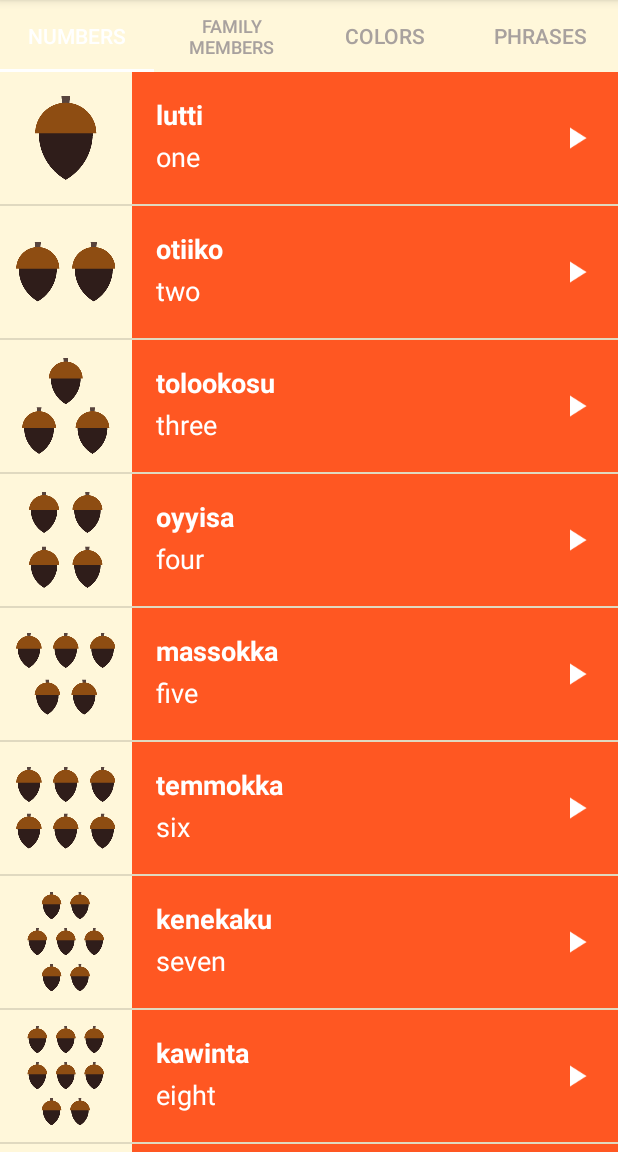
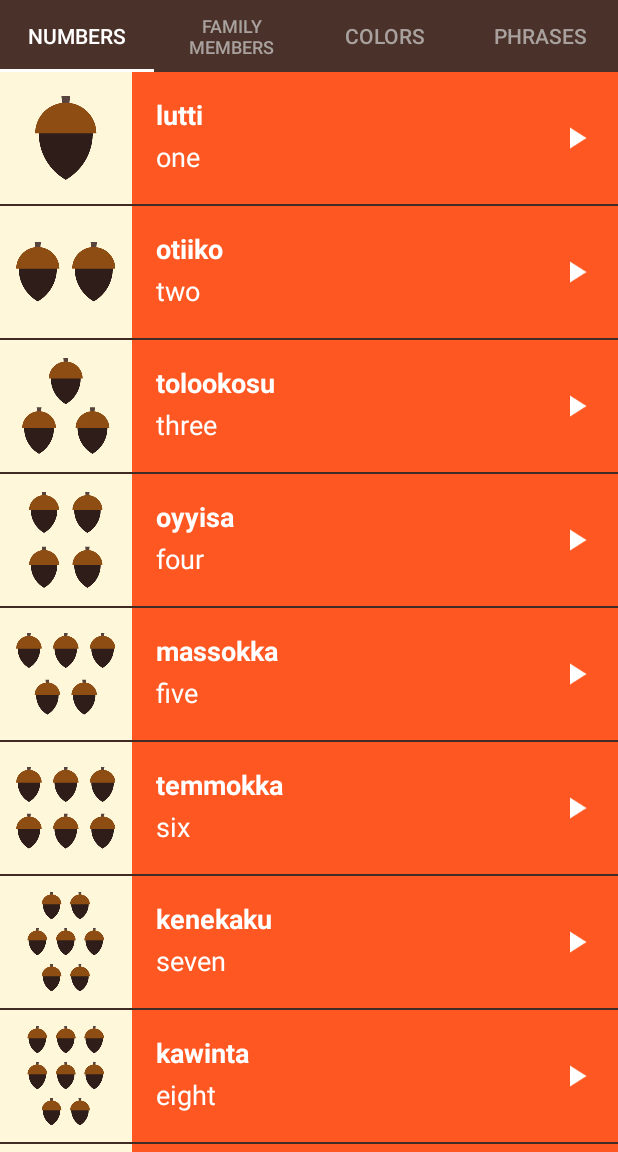
Before and after one commit to ZarifAhsan/MiwokApp, an Android app: the screen it shows after launch (MainActivity), on a phone screen of 412 x 824 dp, the part 84-1236 px from its top. Run offline under Robolectric (Android 15) with nearby library versions, the phone set to English and light mode, and no system bars.

Commit message:
Design changes made

```diff
--- a/app/src/main/res/layout/activity_main.xml
+++ b/app/src/main/res/layout/activity_main.xml
@@ -4,7 +4,7 @@
     xmlns:tools="http://schemas.android.com/tools"
     android:layout_width="match_parent"
     android:layout_height="match_parent"
-    android:background="@color/tan_background"
+    android:background="@color/primary_color"
     android:orientation="vertical"
     tools:context=".MainActivity">
 
--- a/app/src/main/res/values/styles.xml
+++ b/app/src/main/res/values/styles.xml
@@ -3,21 +3,17 @@
     <style name="AppTheme" parent="Theme.AppCompat.Light.DarkActionBar">
         <item name="colorPrimary">@color/primary_color</item>
         <item name="colorPrimaryDark">@color/primary_dark_color</item>
+        <item name="actionBarStyle">@style/MiwokAppBarStyle</item>
         <item name="android:windowContentOverlay">@null</item>
     </style>
 
-    <!-- Style for a category of vocabulary words -->
-    <style name="CategoryStyle">
-        <item name="android:layout_width">match_parent</item>
-        <item name="android:layout_height">@dimen/list_item_height</item>
-        <item name="android:gravity">center_vertical</item>
-        <item name="android:padding">16dp</item>
-        <item name="android:textColor">@android:color/white</item>
-        <item name="android:textStyle">bold</item>
-        <item name="android:textAppearance">?android:textAppearanceMedium</item>
+    <!-- App bar style -->
+    <style name="MiwokAppBarStyle" parent="@style/Widget.AppCompat.Light.ActionBar.Solid.Inverse">
+        <!-- Remove the shadow below the app bar -->
+        <item name="elevation">0dp</item>
     </style>
 
-    <style name="CategoryTab" parent="Widget.Design.TabLayout">
+    <style name="CategoryTab" parent="@style/Widget.Design.TabLayout">
         <item name="tabIndicatorColor">@android:color/white</item>
         <item name="tabSelectedTextColor">@android:color/white</item>
         <item name="tabTextAppearance">@style/CategoryTabTextAppearance</item>
```
